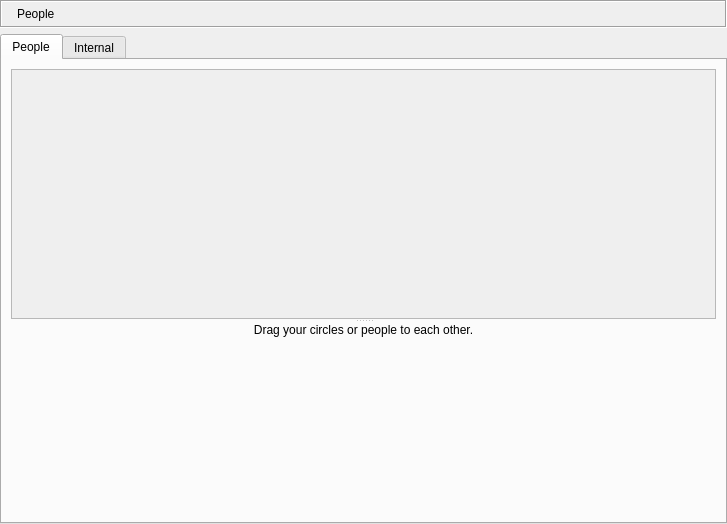
Qt form retroshare-gui/src/gui/People/PeopleDialog.ui (RetroShare/RetroShare) before a commit.
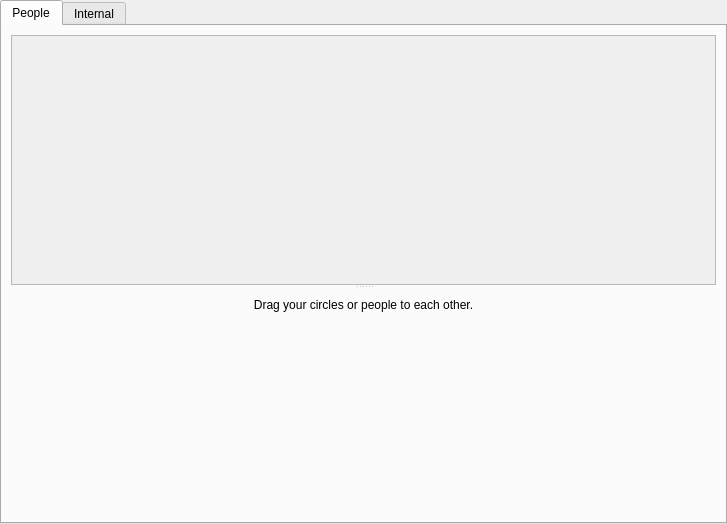
The same form after that commit. The open tabs and pages were chosen to show the change. Icons and pictures are not drawn. Custom widgets are drawn as their Qt base class.

Commit message:
Fixed Group Chat toaster to use No Frame
* Fixed Group Chat toaster to use No Frame
* Hide unused widget on People Dialog

Diff of the .ui file:
```diff
--- a/retroshare-gui/src/gui/People/PeopleDialog.ui
+++ b/retroshare-gui/src/gui/People/PeopleDialog.ui
@@ -24,66 +24,6 @@
     <number>0</number>
    </property>
    <item row="0" column="0">
-    <widget class="QFrame" name="titleBarFrame">
-     <property name="frameShape">
-      <enum>QFrame::Box</enum>
-     </property>
-     <property name="frameShadow">
-      <enum>QFrame::Sunken</enum>
-     </property>
-     <layout class="QHBoxLayout">
-      <property name="margin">
-       <number>2</number>
-      </property>
-      <item>
-       <widget class="QLabel" name="titleBarPixmap">
-        <property name="minimumSize">
-         <size>
-          <width>0</width>
-          <height>0</height>
-         </size>
-        </property>
-        <property name="maximumSize">
-         <size>
-          <width>24</width>
-          <height>24</height>
-         </size>
-        </property>
-        <property name="text">
-         <string/>
-        </property>
-        <property name="pixmap">
-         <pixmap resource="../images.qrc">:/images/identity/identities_32.png</pixmap>
-        </property>
-        <property name="scaledContents">
-         <bool>true</bool>
-        </property>
-       </widget>
-      </item>
-      <item>
-       <widget class="StyledLabel" name="titleBarLabel">
-        <property name="text">
-         <string>People</string>
-        </property>
-       </widget>
-      </item>
-      <item>
-       <spacer name="titleBarSpacer">
-        <property name="orientation">
-         <enum>Qt::Horizontal</enum>
-        </property>
-        <property name="sizeHint" stdset="0">
-         <size>
-          <width>40</width>
-          <height>20</height>
-         </size>
-        </property>
-       </spacer>
-      </item>
-     </layout>
-    </widget>
-   </item>
-   <item row="1" column="0">
     <widget class="QTabWidget" name="tabWidget">
      <property name="enabled">
       <bool>true</bool>
@@ -129,7 +69,7 @@
            <layout class="QVBoxLayout"/>
           </widget>
          </widget>
-         <widget class="QWidget" name="widgetExternal">
+         <widget class="QFrame" name="widgetExternal">
           <layout class="QGridLayout" name="layoutExternal">
            <item row="0" column="0">
             <widget class="QLabel" name="label_External">
@@ -234,11 +174,6 @@
   </layout>
  </widget>
  <customwidgets>
-  <customwidget>
-   <class>StyledLabel</class>
-   <extends>QLabel</extends>
-   <header>gui/common/StyledLabel.h</header>
-  </customwidget>
   <customwidget>
    <class>PictureFlow</class>
    <extends>QWidget</extends>
```
Left out of the diff: 13 changed lines with no effect on the pictures. The commit also changes 2 other files.
